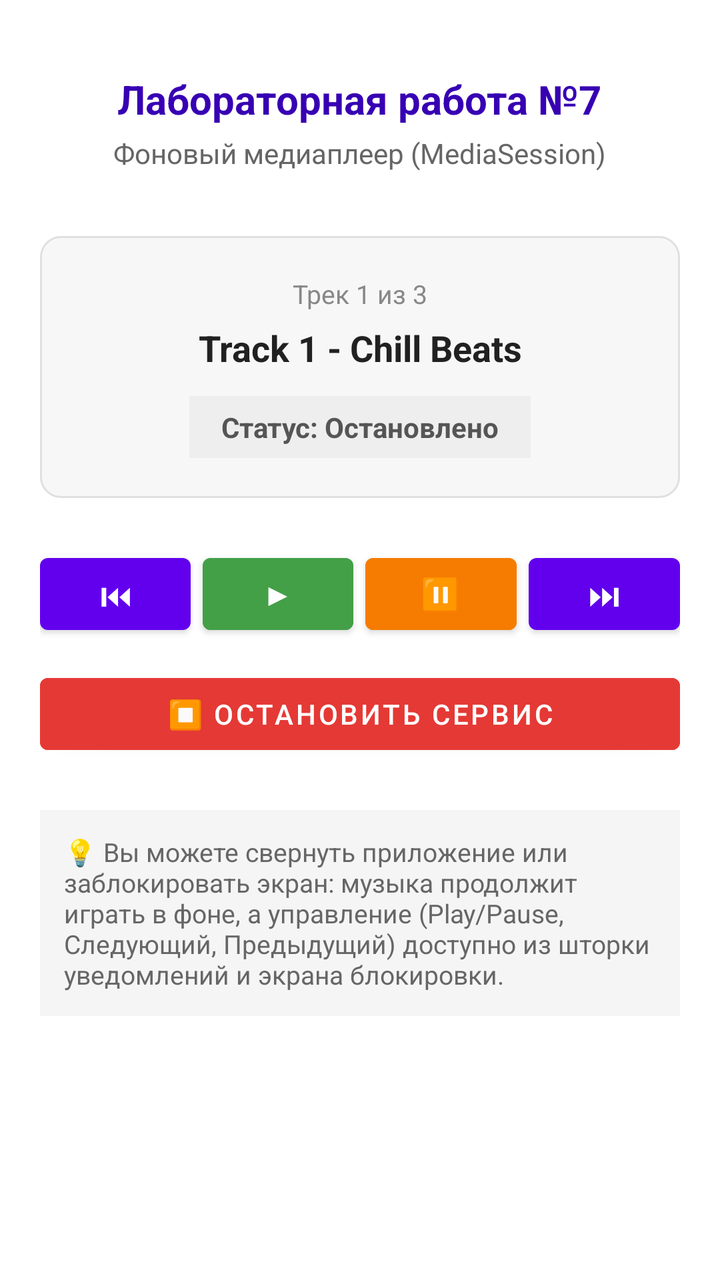
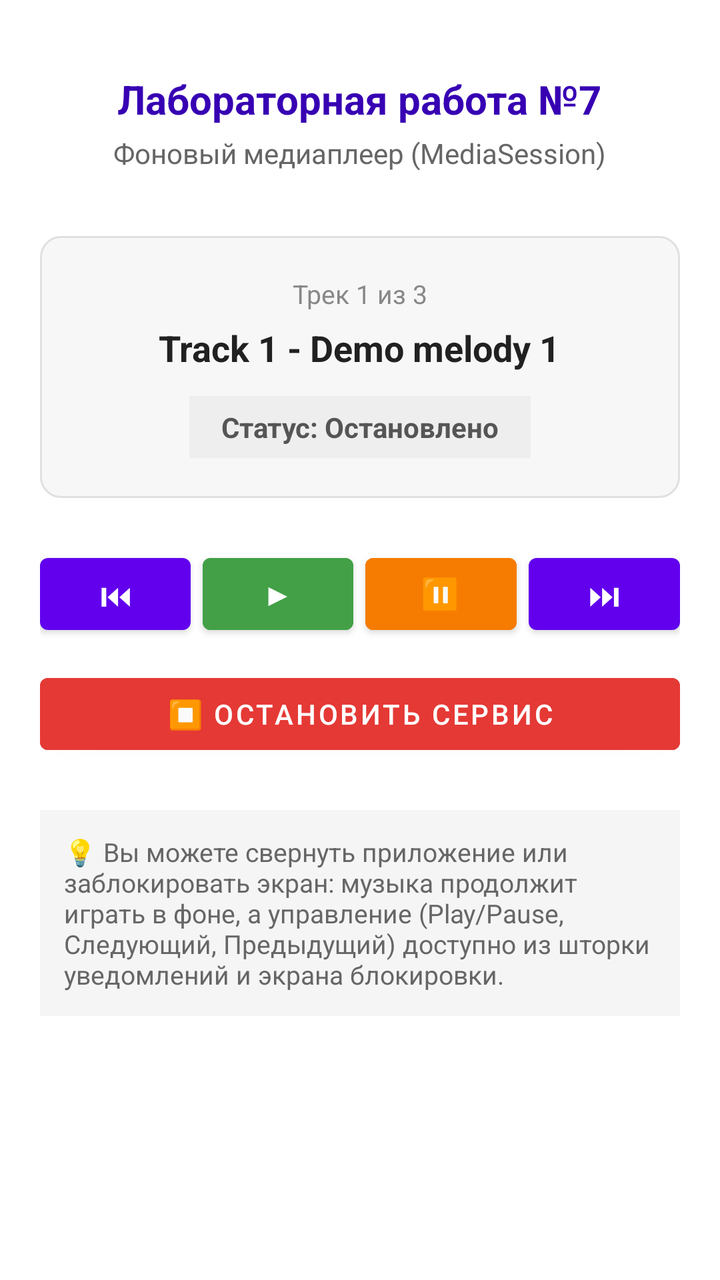

Two renders of the same Android screen: before a commit and after it. Below are the layout's source before the change and the commit's diff.
<!-- AndroidManifest.xml: application theme Theme.Lab7_BackgroundMedia -->
<!-- res/layout/activity_main.xml -->
<?xml version="1.0" encoding="utf-8"?>
<LinearLayout
    xmlns:android="http://schemas.android.com/apk/res/android"
    android:layout_width="match_parent"
    android:layout_height="match_parent"
    android:orientation="vertical"
    android:padding="20dp"
    android:gravity="center_horizontal">

    <TextView
        android:layout_width="wrap_content"
        android:layout_height="wrap_content"
        android:text="Лабораторная работа №7"
        android:textSize="20sp"
        android:textStyle="bold"
        android:textColor="@color/purple_700"
        android:layout_marginTop="16dp"
        android:layout_marginBottom="4dp" />

    <TextView
        android:layout_width="wrap_content"
        android:layout_height="wrap_content"
        android:text="Фоновый медиаплеер (MediaSession)"
        android:textSize="14sp"
        android:textColor="#666666"
        android:layout_marginBottom="32dp" />

    
    <LinearLayout
        android:layout_width="match_parent"
        android:layout_height="wrap_content"
        android:orientation="vertical"
        android:padding="20dp"
        android:background="@drawable/bg_card_normal"
        android:gravity="center_horizontal"
        android:layout_marginBottom="24dp">

        <TextView
            android:id="@+id/tvTrackNumber"
            android:layout_width="wrap_content"
            android:layout_height="wrap_content"
            android:text="Трек 1 из 3"
            android:textSize="13sp"
            android:textColor="#888888"
            android:layout_marginBottom="6dp" />

        <TextView
            android:id="@+id/tvTrackTitle"
            android:layout_width="wrap_content"
            android:layout_height="wrap_content"
            android:text="Track 1 - Chill Beats"
            android:textSize="18sp"
            android:textStyle="bold"
            android:textColor="#212121"
            android:gravity="center"
            android:layout_marginBottom="12dp" />

        <TextView
            android:id="@+id/tvStatus"
            android:layout_width="wrap_content"
            android:layout_height="wrap_content"
            android:text="Статус: Остановлено"
            android:textSize="14sp"
            android:textStyle="bold"
            android:paddingHorizontal="16dp"
            android:paddingVertical="6dp"
            android:background="#EEEEEE"
            android:textColor="#555555" />
    </LinearLayout>

    
    <LinearLayout
        android:layout_width="match_parent"
        android:layout_height="wrap_content"
        android:orientation="horizontal"
        android:gravity="center"
        android:layout_marginBottom="12dp">

        <Button
            android:id="@+id/btnPrevious"
            android:layout_width="0dp"
            android:layout_height="wrap_content"
            android:layout_weight="1"
            android:text="⏮"
            android:textSize="16sp"
            android:layout_marginEnd="6dp" />

        <Button
            android:id="@+id/btnPlay"
            android:layout_width="0dp"
            android:layout_height="wrap_content"
            android:layout_weight="1"
            android:text="▶"
            android:textSize="16sp"
            android:backgroundTint="@color/green"
            android:textColor="@color/white"
            android:layout_marginEnd="6dp" />

        <Button
            android:id="@+id/btnPause"
            android:layout_width="0dp"
            android:layout_height="wrap_content"
            android:layout_weight="1"
            android:text="⏸"
            android:textSize="16sp"
            android:backgroundTint="@color/orange"
            android:textColor="@color/white"
            android:layout_marginEnd="6dp" />

        <Button
            android:id="@+id/btnNext"
            android:layout_width="0dp"
            android:layout_height="wrap_content"
            android:layout_weight="1"
            android:text="⏭"
            android:textSize="16sp" />
    </LinearLayout>

    <Button
        android:id="@+id/btnStop"
        android:layout_width="match_parent"
        android:layout_height="wrap_content"
        android:text="⏹ Остановить сервис"
        android:backgroundTint="@color/red"
        android:textColor="@color/white"
        android:layout_marginBottom="24dp" />

    
    <TextView
        android:layout_width="match_parent"
        android:layout_height="wrap_content"
        android:text="💡 Вы можете свернуть приложение или заблокировать экран: музыка продолжит играть в фоне, а управление (Play/Pause, Следующий, Предыдущий) доступно из шторки уведомлений и экрана блокировки."
        android:textSize="13sp"
        android:textColor="#666666"
        android:padding="12dp"
        android:background="#F5F5F5" />

</LinearLayout>
<!-- resources referenced by this layout -->
<resources>
  <color name="green">#FF43A047</color>
  <color name="orange">#FFF57C00</color>
  <color name="purple_700">#FF3700B3</color>
  <color name="red">#FFE53935</color>
  <color name="white">#FFFFFFFF</color>
  <!-- drawable bg_card_normal (drawable) -->
  <?xml version="1.0" encoding="utf-8"?>
  <shape xmlns:android="http://schemas.android.com/apk/res/android">
      <solid android:color="#F7F7F7" />
      <corners android:radius="10dp" />
      <stroke android:width="1dp" android:color="#E0E0E0" />
  </shape>
  <style name="Theme.Lab7_BackgroundMedia" parent="Theme.MaterialComponents.DayNight.DarkActionBar">
          <item name="colorPrimary">@color/purple_500</item>
          <item name="colorPrimaryVariant">@color/purple_700</item>
          <item name="colorOnPrimary">@color/white</item>
          <item name="colorSecondary">@color/teal_200</item>
          <item name="colorSecondaryVariant">@color/teal_700</item>
          <item name="colorOnSecondary">@color/black</item>
          <item name="android:statusBarColor">?attr/colorPrimaryVariant</item>
      </style>
  <color name="purple_500">#FF6200EE</color>
  <color name="teal_200">#FF03DAC5</color>
  <color name="teal_700">#FF018786</color>
  <color name="black">#FF000000</color>
</resources>

<!-- the commit's change to res/layout/activity_main.xml (unified diff, before → after) -->
@@ -1,8 +1,11 @@
 <?xml version="1.0" encoding="utf-8"?>
+<ScrollView xmlns:android="http://schemas.android.com/apk/res/android"
+    android:layout_width="match_parent" android:layout_height="match_parent"
+    android:fillViewport="true">
 <LinearLayout
     xmlns:android="http://schemas.android.com/apk/res/android"
     android:layout_width="match_parent"
-    android:layout_height="match_parent"
+    android:layout_height="wrap_content"
     android:orientation="vertical"
     android:padding="20dp"
     android:gravity="center_horizontal">
@@ -48,7 +51,7 @@
             android:id="@+id/tvTrackTitle"
             android:layout_width="wrap_content"
             android:layout_height="wrap_content"
-            android:text="Track 1 - Chill Beats"
+            android:text="Track 1 - Demo melody 1"
             android:textSize="18sp"
             android:textStyle="bold"
             android:textColor="#212121"
@@ -136,3 +139,5 @@
         android:background="#F5F5F5" />
 
 </LinearLayout>
+
+</ScrollView>
